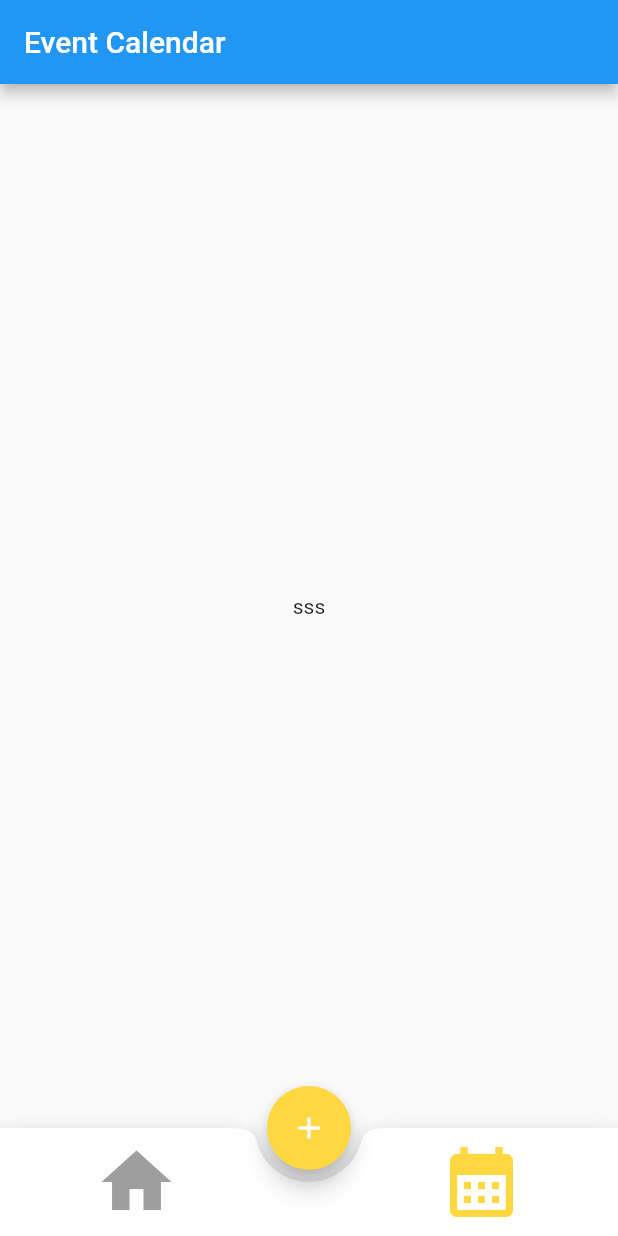
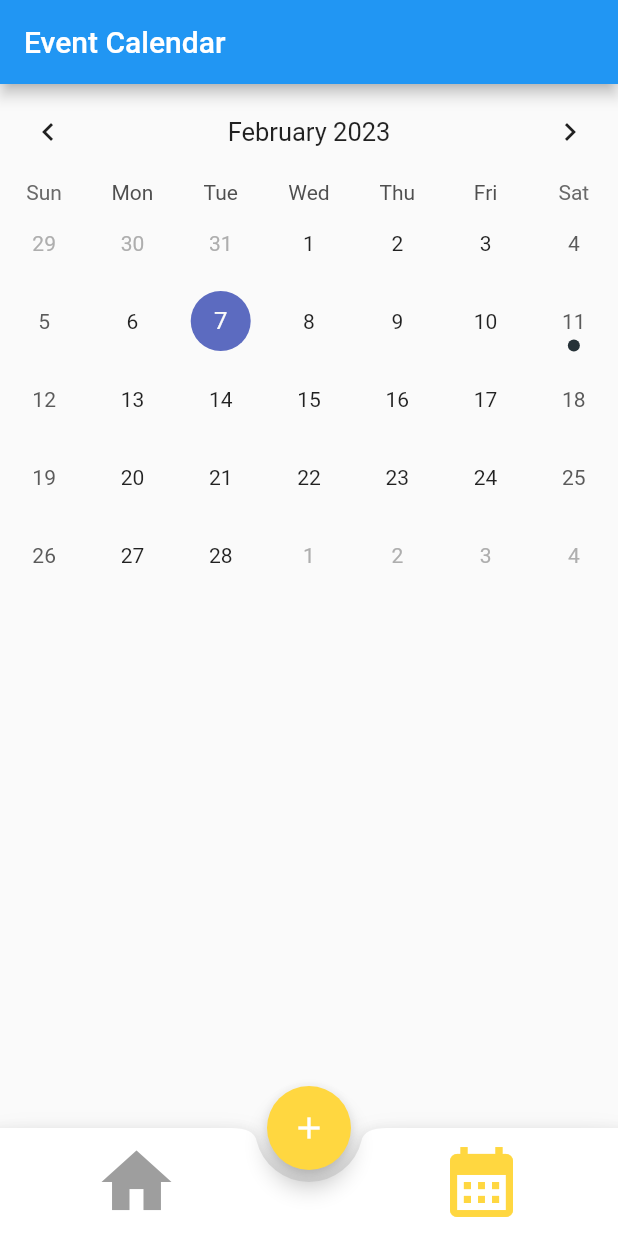
Before and after one commit to Omihiraj/Event-Calendar, a Flutter app: the screen it shows after launch, after a tap on the "calendar month" icon, on a phone screen of 412 x 824 dp. Run offline on Flutter 3.47's test engine with Material 2 defaults, Android fonts, the phone set to English and light mode, and no system bars; drawn by our look-alikes of table_calendar; our stand-ins replace cloud_firestore, firebase_core, firebase_messaging, flutter_local_notifications, timezone; accounts and stored records are empty.

Commit message:
Holiday Calendar Complete

```diff
--- /dev/null
+++ b/assets/holidays.json
@@ -0,0 +1,16 @@
+{
+    "holidays":[
+        {
+            "date":"2023-02-07",
+            "type":1,
+            "holiday":"Duruthu Poya"
+        },
+
+        {
+            "date":"2023-02-10",
+            "type":2,
+            "holiday":"Bank Holiday"
+        }
+
+    ]
+}
--- a/lib/pages/calendar.dart
+++ b/lib/pages/calendar.dart
@@ -1,4 +1,9 @@
+import 'package:cloud_firestore/cloud_firestore.dart';
+import 'package:event_calendar/services/firebase_service.dart';
 import 'package:flutter/material.dart';
+import 'package:table_calendar/table_calendar.dart';
+
+import '../models/event.dart';
 
 class Calendar extends StatefulWidget {
   const Calendar({super.key});
@@ -8,8 +13,86 @@ class Calendar extends StatefulWidget {
 }
 
 class _CalendarState extends State<Calendar> {
+  CalendarFormat format = CalendarFormat.month;
+  DateTime selectedDay = DateTime.now();
+  Map<DateTime, List<Event>> selectedEvents = {};
+
+  @override
+  void initState() {
+    super.initState();
+
+    setList();
+  }
+
+  void setList() {
+    selectedEvents[DateTime.utc(2023, 02, 11)] = [
+      Event(
+          title: 'Super',
+          note: 'Super Note',
+          stime: Timestamp.fromDate(DateTime(2023, 02, 08, 11, 30)),
+          etime: Timestamp.fromDate(DateTime(2023, 02, 08, 11, 30)),
+          color: 2)
+    ];
+    FirebaseFirestore.instance
+        .collection('events')
+        .get()
+        .then((QuerySnapshot querySnapshot) {
+      for (var doc in querySnapshot.docs) {
+        selectedEvents.putIfAbsent(
+            doc["stime"].toDate(),
+            () => [
+                  Event(
+                      title: doc["title"],
+                      note: doc["note"],
+                      stime: doc["stime"],
+                      etime: doc["etime"],
+                      color: doc["color"])
+                ]);
+      }
+    });
+  }
+
+  List<Event> _getEventsfromDay(DateTime date) {
+    return selectedEvents[date] ?? [];
+  }
+
   @override
   Widget build(BuildContext context) {
-    return const Scaffold(body: Center(child: Text('sss')));
+    return Scaffold(
+        body: SingleChildScrollView(
+      child: Column(
+        children: [
+          TableCalendar(
+            firstDay: DateTime.utc(2022, 01, 01),
+            lastDay: DateTime.utc(2050, 01, 01),
+            focusedDay: DateTime.now(),
+            calendarFormat: format,
+            onFormatChanged: (CalendarFormat fmt) {
+              setState(() {
+                format = fmt;
+              });
+            },
+            onDaySelected: (DateTime selectDay, DateTime focusDay) {
+              setState(() {
+                selectedDay = selectDay;
+              });
+            },
+            selectedDayPredicate: (DateTime date) {
+              return isSameDay(selectedDay, date);
+            },
+            headerStyle: const HeaderStyle(
+                formatButtonVisible: false, titleCentered: true),
+            eventLoader: _getEventsfromDay,
+          ),
+          ..._getEventsfromDay(selectedDay).map(
+            (Event event) => ListTile(
+              title: Text(
+                event.title,
+              ),
+            ),
+          ),
+        ],
+      ),
+    ));
   }
 }
--- a/lib/pages/home.dart
+++ b/lib/pages/home.dart
@@ -1,7 +1,7 @@
+import 'package:event_calendar/services/holidays_api.dart';
 import 'package:flutter/material.dart';
-import 'package:flutter/rendering.dart';
-
 import '../models/event.dart';
+import '../models/holiday.dart';
 import '../services/firebase_service.dart';
 import '../utils/date_time.dart';
 
@@ -17,13 +17,17 @@ class _HomePageState extends State<HomePage> {
   DateTime currentDate = DateTime.now();
   String selectDate = "";
   String time = "";
-  List<int> datesNo = getDate()[0];
-  List<String> datesName = getDate()[1];
-  List<String> monthNames = getDate()[2];
 
-  String slotDay = getDate()[1][0];
-  String monthName = getDate()[2][0];
-  List<int> monthNo = getDate()[3];
+  List<int> datesNo = [];
+  List<String> datesName = [];
+  List<String> monthNames = [];
+
+  List<int> holidayType = [];
+  List<String> holidayName = [];
+
+  String slotDay = "";
+  String monthName = "";
+  List<int> monthNo = [];
   String timeSlot = "";
   int dateItemIndex = 0;
   int? slotItemIndex;
@@ -32,6 +36,31 @@ class _HomePageState extends State<HomePage> {
   DateTime? nowDate;
   int dateNo = DateTime.now().weekday;
   bool isChecked = false;
+  List<Holiday>? holidays;
+
+  @override
+  void initState() {
+    // TODO: implement initState
+
+    super.initState();
+    HolidayApi.readJson().then((value) {
+      return value;
+    }).then((value) {
+      setState(() {
+        List fullCalendar = DateCalendar.getDate(value);
+        datesNo = fullCalendar[0];
+        datesName = fullCalendar[1];
+        monthNames = fullCalendar[2];
+        slotDay = fullCalendar[1][0];
+        monthName = fullCalendar[2][0];
+        monthNo = fullCalendar[3];
+
+        holidayType = fullCalendar[4];
+        holidayName = fullCalendar[5];
+      });
+    });
+  }
+
   @override
   Widget build(BuildContext context) {
     return Scaffold(
@@ -72,7 +101,7 @@ class _HomePageState extends State<HomePage> {
                           borderRadius: BorderRadius.circular(15.0),
                           color: dateItemIndex == index
                               ? Colors.amber
-                              : Colors.white),
+                              : calendarColorCheck(holidayType[index])),
                       margin: const EdgeInsets.only(left: 10.0),
                       height: 100,
                       width: 100,
@@ -166,6 +195,17 @@ class _HomePageState extends State<HomePage> {
     );
   }
 
+  Color calendarColorCheck(int colorIndex) {
+    if (colorIndex == 1) {
+      return Colors.greenAccent;
+    } else if (colorIndex == 2) {
+      return Colors.blueAccent;
+    } else if (colorIndex == 3) {
+      return Colors.amber;
+    }
+    return Colors.white;
+  }
+
   Color checkColor(int colorIndex) {
     if (colorIndex == 1) {
       return Colors.greenAccent;
--- /dev/null
+++ b/lib/services/holidays_api.dart
@@ -0,0 +1,13 @@
+import 'dart:convert';
+import 'dart:io';
+
+import 'package:flutter/services.dart';
+
+class HolidayApi {
+  static Future<List> readJson() async {
+    final String response = await rootBundle.loadString('assets/holidays.json');
+    final data = await json.decode(response);
+    final holidays = data['holidays'];
+    return holidays;
+  }
+}
--- a/lib/utils/date_time.dart
+++ b/lib/utils/date_time.dart
@@ -1,13 +1,26 @@
-DateTime now = DateTime.now();
-DateTime thisMonth = DateTime(now.year, now.month + 1, 0);
-DateTime nextMonth = DateTime(now.year, now.month + 1 + 1, 0);
+class DateCalendar {
+  static DateTime now = DateTime.now();
+  static DateTime thisMonth = DateTime(now.year, now.month + 1, 0);
+  static DateTime nextMonth = DateTime(now.year, now.month + 1 + 1, 0);
 
-final day = <int>[];
-final dayName = <String>[];
-final monthNo = <int>[];
-final monthName = <String>[];
-const List<String> weekdays = ['Mon', 'Tue', 'Wed', 'Thu', 'Fri', 'Sat', 'Sun'];
-const List months = [
+  static final day = <int>[];
+  static final dayName = <String>[];
+  static final monthNo = <int>[];
+  static final monthName = <String>[];
+
+  static final holidayType = <int>[];
+  static final holidayName = <String>[];
+
+  static const List<String> weekdays = [
+    'Mon',
+    'Tue',
+    'Wed',
+    'Thu',
+    'Fri',
+    'Sat',
+    'Sun'
+  ];
+  static const List months = [
     'Jan',
     'Feb',
     'March',
@@ -22,16 +35,25 @@ const List months = [
     'Dec'
   ];
 
-List<dynamic> getDate() {
+  static getDate(List holidayList) {
     int today = now.day;
     int i = today;
     int j = 0;
+
     while (day.length < 30) {
       day.add(i);
       dayName.add(weekdays[checkWeekDay(now.year, now.month + j, i) - 1]);
       monthName.add(months[checkMonth(now.year, now.month + j, i) - 1]);
       monthNo.add(now.month + j);
+      int monthVal = now.month + j;
 
+      if (holidayCheck(holidayList, monthVal, i).isNotEmpty) {
+        holidayType.add(holidayCheck(holidayList, monthVal, i)[0]);
+        holidayName.add(holidayCheck(holidayList, monthVal, i)[1]);
+      } else {
+        holidayType.add(0);
+        holidayName.add('');
+      }
       if (thisMonth.day == i) {
         i = 0;
         j = 1;
@@ -39,14 +61,29 @@ List<dynamic> getDate() {
 
       i++;
     }
-
-  return [day, dayName, monthName, monthNo];
+    for (int p = 0; p < holidayType.length; p++) {
+      print('$p - ${holidayType[p]}');
+    }
+    return [day, dayName, monthName, monthNo, holidayType, holidayName];
   }
 
-int checkWeekDay(int year, int month, int day) {
+  static int checkWeekDay(int year, int month, int day) {
     return DateTime(year, month, day).weekday;
   }
 
-int checkMonth(int year, int month, int day) {
+  static int checkMonth(int year, int month, int day) {
     return DateTime(year, month, day).month;
   }
+
+  static List holidayCheck(List holidayList, int monthVal, int i) {
+    for (int k = 0; k < holidayList.length; k++) {
+      if (DateTime.parse(
+                  '${now.year}-${monthVal.toString().padLeft(2, '0')}-${i.toString().padLeft(2, '0')}')
+              .compareTo((DateTime.parse(holidayList[k]['date']))) ==
+          0) {
+        return [holidayList[k]['type'], holidayList[k]['holiday']];
+      }
+    }
+    return [];
+  }
+}
```
Also changed, not shown: lib/models/holiday.dart (added, +27 -0 lines), lib/pages/add_event.dart (+17 -17 lines), pubspec.yaml (+4 -4 lines), pubspec.lock. Lines whose indentation alone changed are shown as unchanged.
